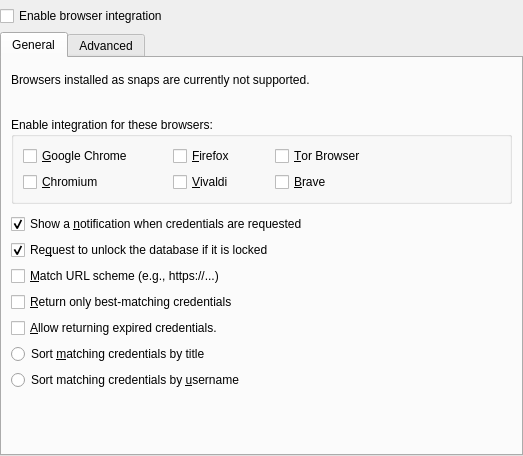
Old version of the form src/browser/BrowserOptionDialog.ui in the repository keepassxreboot/keepassxc.
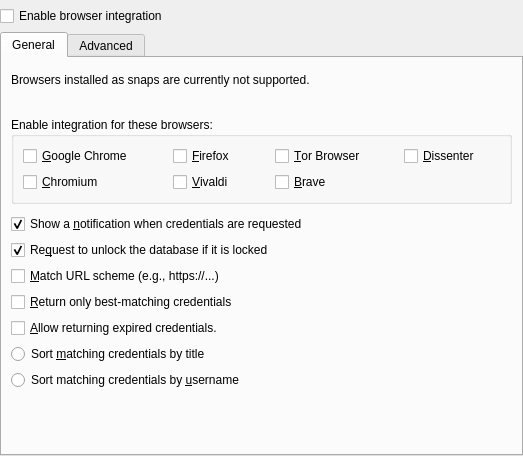
New version of the form. Custom widgets are drawn as their Qt base class.

Commit message: Add integration with Dissenter browser

Diff of the .ui file:
```diff
--- a/src/browser/BrowserOptionDialog.ui
+++ b/src/browser/BrowserOptionDialog.ui
@@ -167,6 +167,16 @@
             </property>
            </widget>
           </item>
+          <item row="0" column="3">
+           <widget class="QCheckBox" name="dissenterSupport">
+            <property name="text">
+             <string>&amp;Dissenter</string>
+            </property>
+            <property name="checked">
+             <bool>false</bool>
+            </property>
+           </widget>
+          </item>
          </layout>
         </widget>
        </item>
```
The commit also changes 8 other files.
